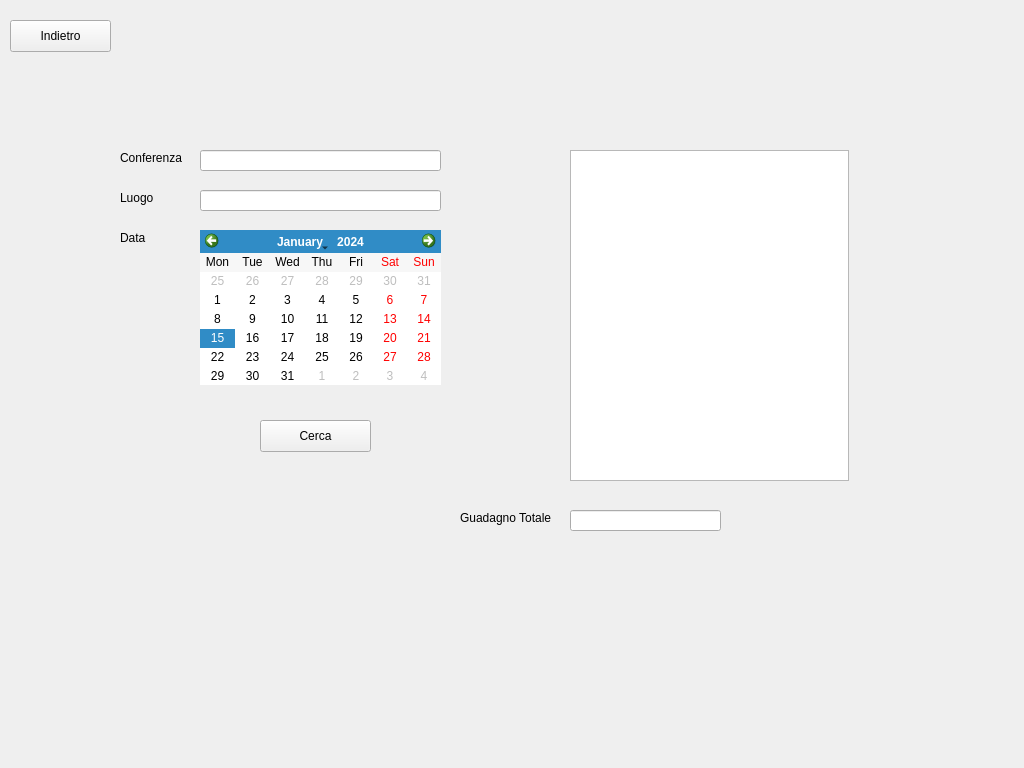
Old version of the form Progetto/paginaconferenza.ui in the repository marcovirgillo/ProgettoPO.
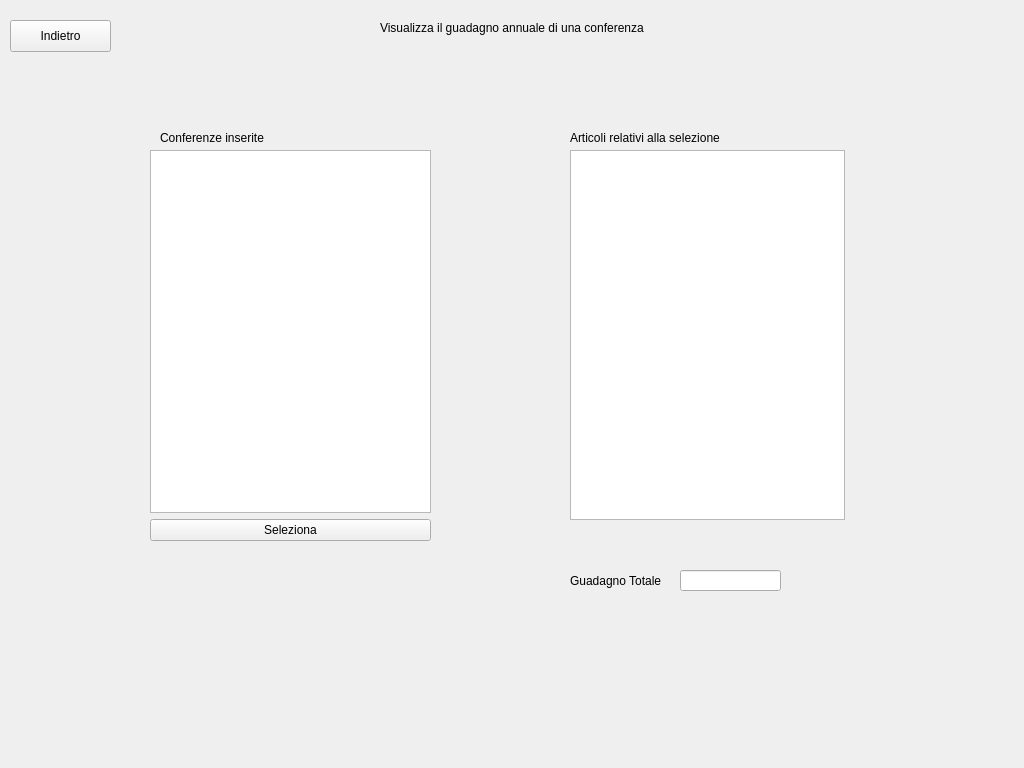
New version of the form. The open tabs and pages were chosen to show the change.

```diff
--- a/Progetto/paginaconferenza.ui
+++ b/Progetto/paginaconferenza.ui
@@ -230,77 +230,16 @@
     </widget>
    </widget>
    <widget class="QWidget" name="pageVisualizzaGuadagnoAnnualeConferenza">
-    <widget class="QCalendarWidget" name="page2_Data">
-     <property name="geometry">
-      <rect>
-       <x>200</x>
-       <y>230</y>
-       <width>241</width>
-       <height>155</height>
-      </rect>
-     </property>
-     <property name="autoFillBackground">
-      <bool>true</bool>
-     </property>
-     <property name="verticalHeaderFormat">
-      <enum>QCalendarWidget::NoVerticalHeader</enum>
-     </property>
-     <property name="navigationBarVisible">
-      <bool>true</bool>
-     </property>
-     <property name="dateEditEnabled">
-      <bool>true</bool>
-     </property>
-    </widget>
-    <widget class="QLabel" name="page2_labelData">
-     <property name="geometry">
-      <rect>
-       <x>120</x>
-       <y>230</y>
-       <width>41</width>
-       <height>16</height>
-      </rect>
-     </property>
-     <property name="text">
-      <string>Data</string>
-     </property>
-    </widget>
-    <widget class="QLabel" name="page2_labelLuogo">
-     <property name="geometry">
-      <rect>
-       <x>120</x>
-       <y>190</y>
-       <width>51</width>
-       <height>16</height>
-      </rect>
-     </property>
-     <property name="text">
-      <string>Luogo</string>
-     </property>
-    </widget>
     <widget class="QListWidget" name="page2_listArticoli">
      <property name="geometry">
       <rect>
        <x>570</x>
        <y>150</y>
-       <width>279</width>
-       <height>331</height>
+       <width>275</width>
+       <height>370</height>
       </rect>
      </property>
     </widget>
-    <widget class="QPushButton" name="page2_buttonCerca">
-     <property name="geometry">
-      <rect>
-       <x>260</x>
-       <y>420</y>
-       <width>111</width>
-       <height>32</height>
-      </rect>
-     </property>
-     <property name="text">
-      <string>Cerca</string>
-     </property>
-    </widget>
     <widget class="QPushButton" name="page2_buttonIndietro">
      <property name="geometry">
       <rect>
@@ -314,44 +253,11 @@
       <string>Indietro</string>
      </property>
     </widget>
-    <widget class="QLineEdit" name="page2_NomeConferenza">
-     <property name="geometry">
-      <rect>
-       <x>200</x>
-       <y>150</y>
-       <width>241</width>
-       <height>21</height>
-      </rect>
-     </property>
-    </widget>
-    <widget class="QLabel" name="page2_labelConferenza">
-     <property name="geometry">
-      <rect>
-       <x>120</x>
-       <y>150</y>
-       <width>71</width>
-       <height>16</height>
-      </rect>
-     </property>
-     <property name="text">
-      <string>Conferenza</string>
-     </property>
-    </widget>
-    <widget class="QLineEdit" name="page2_Luogo">
-     <property name="geometry">
-      <rect>
-       <x>200</x>
-       <y>190</y>
-       <width>241</width>
-       <height>21</height>
-      </rect>
-     </property>
-    </widget>
     <widget class="QLabel" name="page2_labelGuadagnoTotale">
      <property name="geometry">
       <rect>
-       <x>460</x>
-       <y>510</y>
+       <x>570</x>
+       <y>573</y>
        <width>111</width>
        <height>16</height>
       </rect>
@@ -363,9 +269,9 @@
     <widget class="QLineEdit" name="page2_GuadagnoTotale">
      <property name="geometry">
       <rect>
-       <x>570</x>
-       <y>510</y>
-       <width>151</width>
+       <x>680</x>
+       <y>570</y>
+       <width>101</width>
        <height>21</height>
       </rect>
      </property>
@@ -373,6 +279,67 @@
       <bool>true</bool>
      </property>
     </widget>
+    <widget class="QWidget" name="layoutWidget_5">
+     <property name="geometry">
+      <rect>
+       <x>150</x>
+       <y>150</y>
+       <width>281</width>
+       <height>391</height>
+      </rect>
+     </property>
+     <layout class="QVBoxLayout" name="verticalLayout_9">
+      <item>
+       <widget class="QListWidget" name="page2_listConferenze"/>
+      </item>
+      <item>
+       <widget class="QPushButton" name="page2_buttonSeleziona">
+        <property name="text">
+         <string>Seleziona</string>
+        </property>
+       </widget>
+      </item>
+     </layout>
+    </widget>
+    <widget class="QLabel" name="page2_labelTitolo">
+     <property name="geometry">
+      <rect>
+       <x>380</x>
+       <y>20</y>
+       <width>301</width>
+       <height>16</height>
+      </rect>
+     </property>
+     <property name="text">
+      <string>Visualizza il guadagno annuale di una conferenza</string>
+     </property>
+    </widget>
+    <widget class="QLabel" name="label">
+     <property name="geometry">
+      <rect>
+       <x>160</x>
+       <y>130</y>
+       <width>121</width>
+       <height>16</height>
+      </rect>
+     </property>
+     <property name="text">
+      <string>Conferenze inserite</string>
+     </property>
+    </widget>
+    <widget class="QLabel" name="label_2">
+     <property name="geometry">
+      <rect>
+       <x>570</x>
+       <y>130</y>
+       <width>181</width>
+       <height>16</height>
+      </rect>
+     </property>
+     <property name="text">
+      <string>Articoli relativi alla selezione</string>
+     </property>
+    </widget>
    </widget>
   </widget>
  </widget>
```
Left out of the diff: 91 changed lines with no effect on the pictures.
